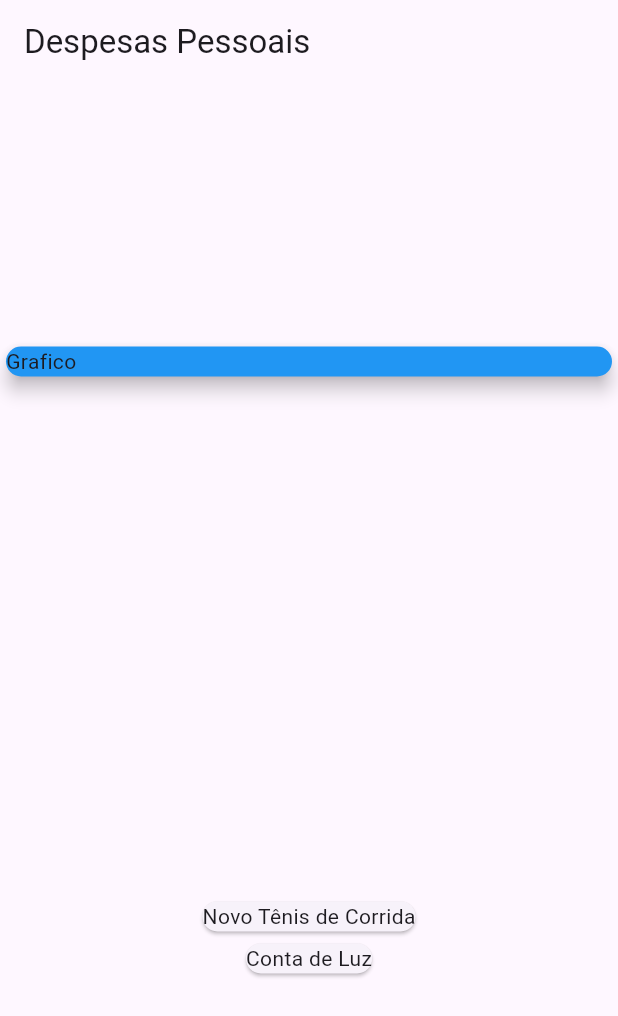
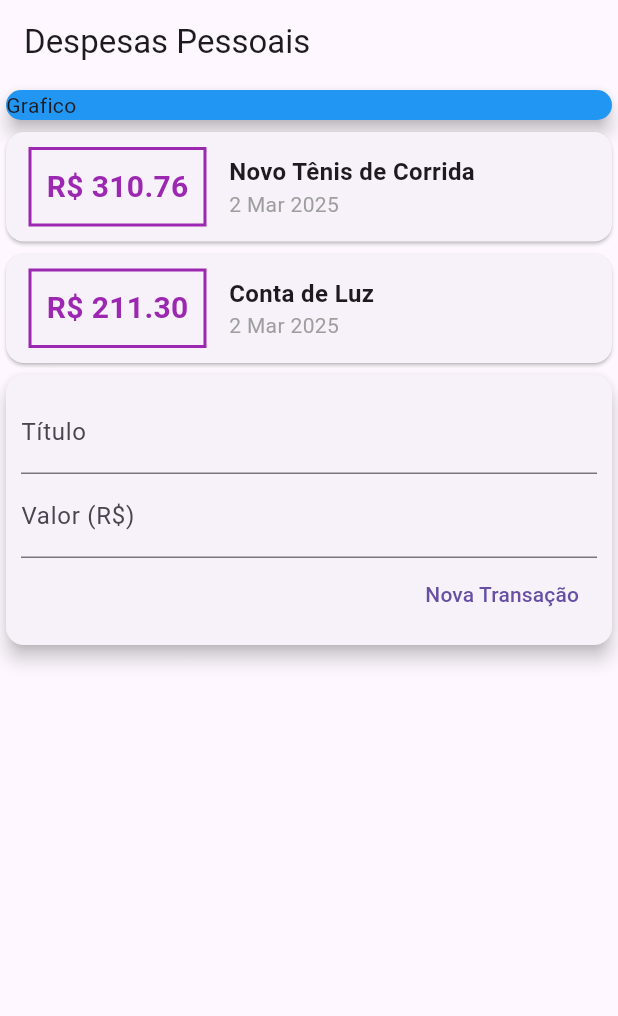
Before and after one commit to LeonardoVechieti/expenses, a Flutter app: the screen it shows after launch, on a phone screen of 412 x 824 dp. Shown: the top 1016 px of the screen. Run offline on Flutter 3.47's test engine with Material 3 defaults, Android fonts, the phone set to English and light mode, and no system bars.

Commit message:
Feat | Antes dos componentes

```diff
--- a/analysis_options.yaml
+++ b/analysis_options.yaml
@@ -7,6 +7,9 @@
 
 # The following line activates a set of recommended lints for Flutter apps,
 # packages, and plugins designed to encourage good coding practices.
+analyzer:
+  errors:
+    prefer_const_constructors: ignore
 include: package:flutter_lints/flutter.yaml
 
 linter:
--- a/lib/main.dart
+++ b/lib/main.dart
@@ -1,4 +1,5 @@
 import 'package:flutter/material.dart';
+import 'package:intl/intl.dart';
 import 'models/transaction.dart';
 
 void main() {
@@ -7,6 +8,9 @@ void main() {
 
 class HomePage extends StatelessWidget {
   HomePage({Key? key}) : super(key: key);
+
+  final titleController = TextEditingController();
+  final valueController = TextEditingController();
 
   final _transactions = [
     Transaction(
@@ -31,7 +35,6 @@ class HomePage extends StatelessWidget {
           title: const Text('Despesas Pessoais'),
         ),
         body: Column(
-          mainAxisAlignment: MainAxisAlignment.spaceAround,
           crossAxisAlignment: CrossAxisAlignment.stretch,
           children: [
             Container(
@@ -44,10 +47,83 @@ class HomePage extends StatelessWidget {
             Column(
               children: _transactions.map((tr) {
                 return Card(
-                  child: Text(tr.title),
+                  child: Row (
+                    children: <Widget>[
+                      Container(
+                        margin: const EdgeInsets.symmetric(
+                          horizontal: 15,
+                          vertical: 10,
+                        ),
+                        decoration: BoxDecoration(
+                          border: Border.all(
+                            color: Colors.purple,
+                            width: 2,
+                          ),
+                        ),
+                        padding: const EdgeInsets.all(10),
+                        child: Text(
+                          'R\$ ${tr.value.toStringAsFixed(2)}',
+                          style: const TextStyle(
+                            fontWeight: FontWeight.bold,
+                            fontSize: 20,
+                            color: Colors.purple,
+                          ),
+                        ),
+                      ),
+                      Column(
+                        crossAxisAlignment: CrossAxisAlignment.start,
+                        children: <Widget>[
+                          Text(
+                            tr.title,
+                            style: const TextStyle(
+                              fontSize: 16,
+                              fontWeight: FontWeight.bold,
+                            ),
+                          ),
+                          Text(
+                            DateFormat('d MMM y').format(tr.date),
+                            style: const TextStyle(
+                              color: Colors.grey,
+                            ),
+                          ),
+                        ],
+                      )
+
+                    ],
+                  )
                 );
               }).toList(),
-            )
+            ),
+            Card(
+              elevation: 5,
+              child: Padding(
+                padding: const EdgeInsets.all(10),
+                child: Column(
+                  children: <Widget>[
+                    TextField(
+                      controller: titleController,
+                      decoration: InputDecoration(labelText: 'Título'),
+                    ),
+                    TextField(
+                      controller: valueController,
+                      decoration: InputDecoration(labelText: 'Valor (R\$)'),
+                    ),
+                    Row(
+                      mainAxisAlignment: MainAxisAlignment.end,
+                      children: <Widget>[
+                        TextButton(
+                          onPressed: () {
+                            print(titleController.text);
+                            print(valueController.text);
+                          },
+                          child: const Text('Nova Transação'),
+                        )
+                      ],
+                    ),
+                  ],
+                ),
+              ),
+            ),
           ],
         ),
       ),
--- a/pubspec.yaml
+++ b/pubspec.yaml
@@ -30,6 +30,7 @@ environment:
 dependencies:
   flutter:
     sdk: flutter
+  intl: ^0.17.0
 
 
   # The following adds the Cupertino Icons font to your application.
```
Also changed, not shown: pubspec.lock.
